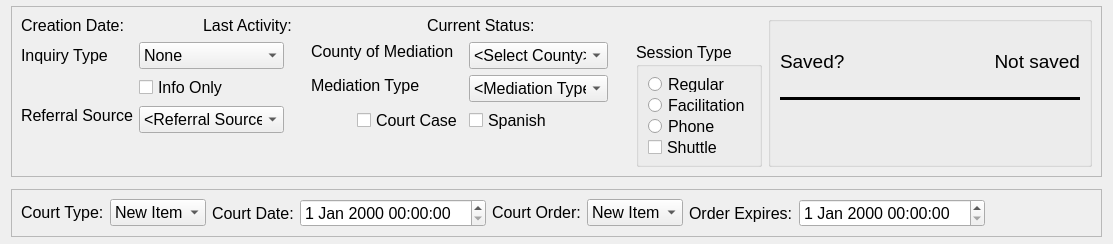
The window that drc/gui/mediationprocessstatusform.ui (lansdon/cpts483_drc) describes before a commit, drawn with Qt 5.
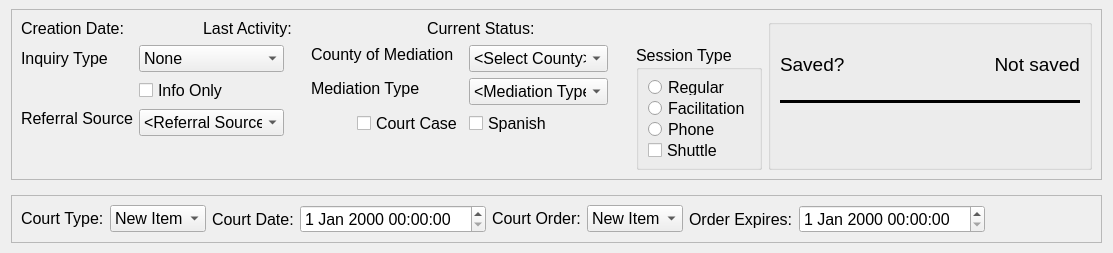
The same window after the commit.

Diff of the .ui file:
```diff
--- a/drc/gui/mediationprocessstatusform.ui
+++ b/drc/gui/mediationprocessstatusform.ui
@@ -7,7 +7,7 @@
     <x>0</x>
     <y>0</y>
     <width>1113</width>
-    <height>244</height>
+    <height>253</height>
    </rect>
   </property>
   <property name="sizePolicy">
@@ -25,7 +25,7 @@
   <property name="maximumSize">
    <size>
     <width>16777215</width>
-    <height>34534</height>
+    <height>253</height>
    </size>
   </property>
   <property name="font">
```
